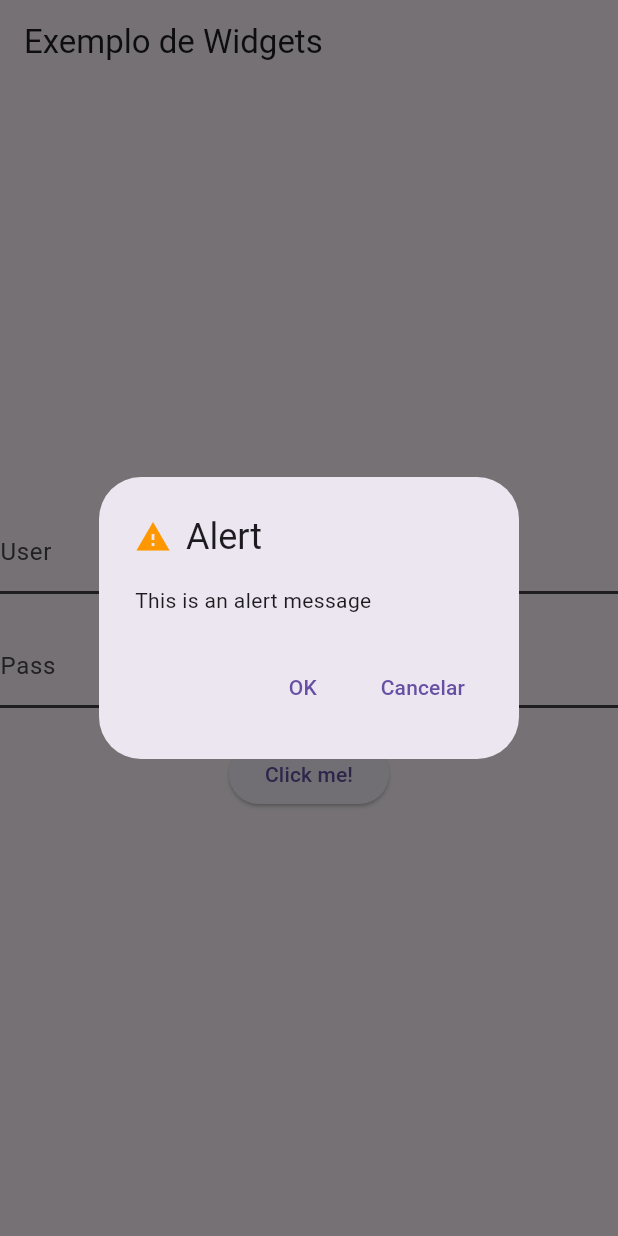
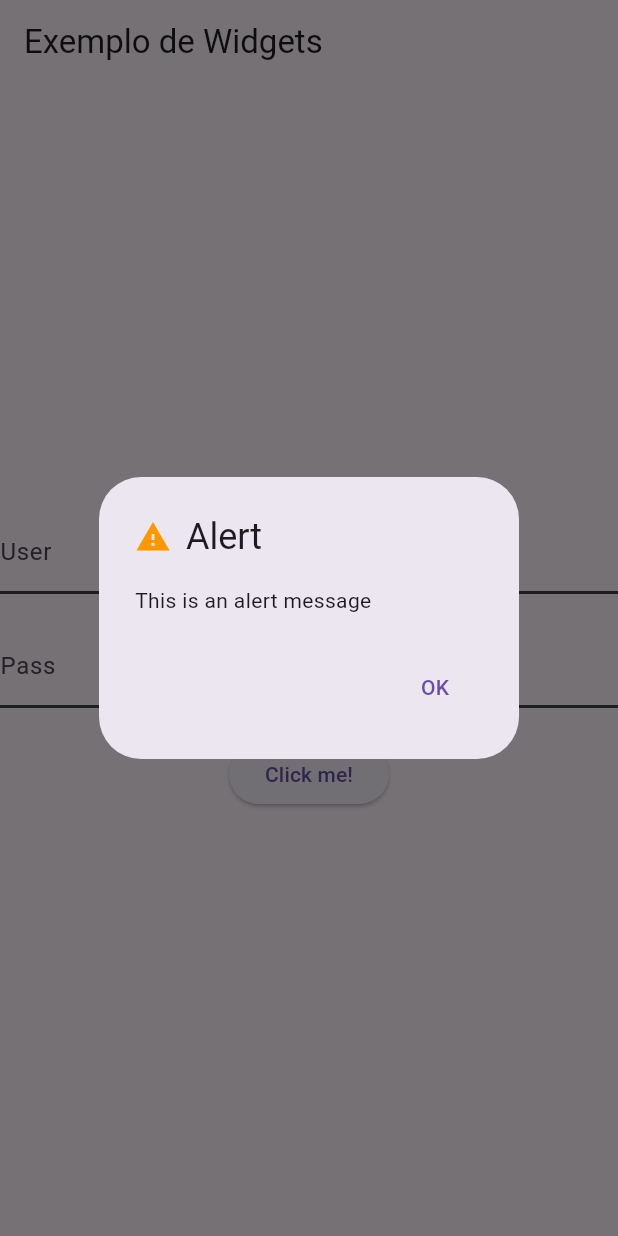
Before and after one commit to rafaelmamorim/widgets_package, a Flutter app: the screen it shows after launch, after a tap on "Click me!", on a phone screen of 412 x 824 dp. Run offline on Flutter 3.47's test engine with Material 3 defaults, Android fonts, the phone set to English and light mode, and no system bars.

Commit message:
Fix cancel button issue

```diff
--- a/example/lib/main.dart
+++ b/example/lib/main.dart
@@ -5,7 +5,7 @@ void main() {
 }
 
 class MyApp extends StatelessWidget {
-  const MyApp({Key? key}) : super(key: key);
+  const MyApp({super.key});
 
   @override
   Widget build(BuildContext context) {
@@ -18,7 +18,7 @@ class MyApp extends StatelessWidget {
 }
 
 class HomeScreen extends StatelessWidget {
-  const HomeScreen({Key? key}) : super(key: key);
+  const HomeScreen({super.key});
 
   @override
   Widget build(BuildContext context) {
@@ -44,7 +44,10 @@ class HomeScreen extends StatelessWidget {
                 context: context,
                 title: 'Alert',
                 content: 'This is an alert message',
-                showCancel: true,
+                //showCancel: false,
+                onPressedOk: () {
+                  ScaffoldMessenger.of(context).showSnackBar(const SnackBar(content: Text('You clicked OK')));
+                },
               );
             },
             child: const Text('Click me!'),
--- a/lib/widgets/custom_textbox.dart
+++ b/lib/widgets/custom_textbox.dart
@@ -8,12 +8,12 @@ class CustomTextBox extends StatelessWidget {
   final TextInputType keyboardType;
 
   const CustomTextBox({
-    Key? key,
+    super.key,
     required this.labelText,
     this.isPassword = false,
     this.controller,
     this.keyboardType = TextInputType.text,
-  }) : super(key: key);
+  });
 
   @override
   Widget build(BuildContext context) {
--- a/lib/widgets/dialogbox.dart
+++ b/lib/widgets/dialogbox.dart
@@ -47,6 +47,7 @@ class DialogBox extends StatelessWidget {
           },
           child: const Text('OK'),
         ),
+        if (showCancel?? false)
             TextButton(
               onPressed: () {
                 Navigator.of(context).pop(); // Fecha o diálogo
--- a/lib/widgets_package.dart
+++ b/lib/widgets_package.dart
@@ -1,4 +1,4 @@
-library widgets_package;
+library;
 
 export 'widgets/custom_textbox.dart';
 export 'widgets/dialogbox.dart';
--- a/pubspec.yaml
+++ b/pubspec.yaml
@@ -1,6 +1,6 @@
 name: widgets_package
-description: "Um conjunto de widgets reutilizáveis para Flutter."
-version: 0.0.3
+description: "Um conjunto de widgets reutilizáveis para Flutter"
+version: 0.0.4
 homepage: https://github.com/rafaelmamorim/widgets_package
 
 environment:
```
Lines whose indentation alone changed are shown as unchanged.
